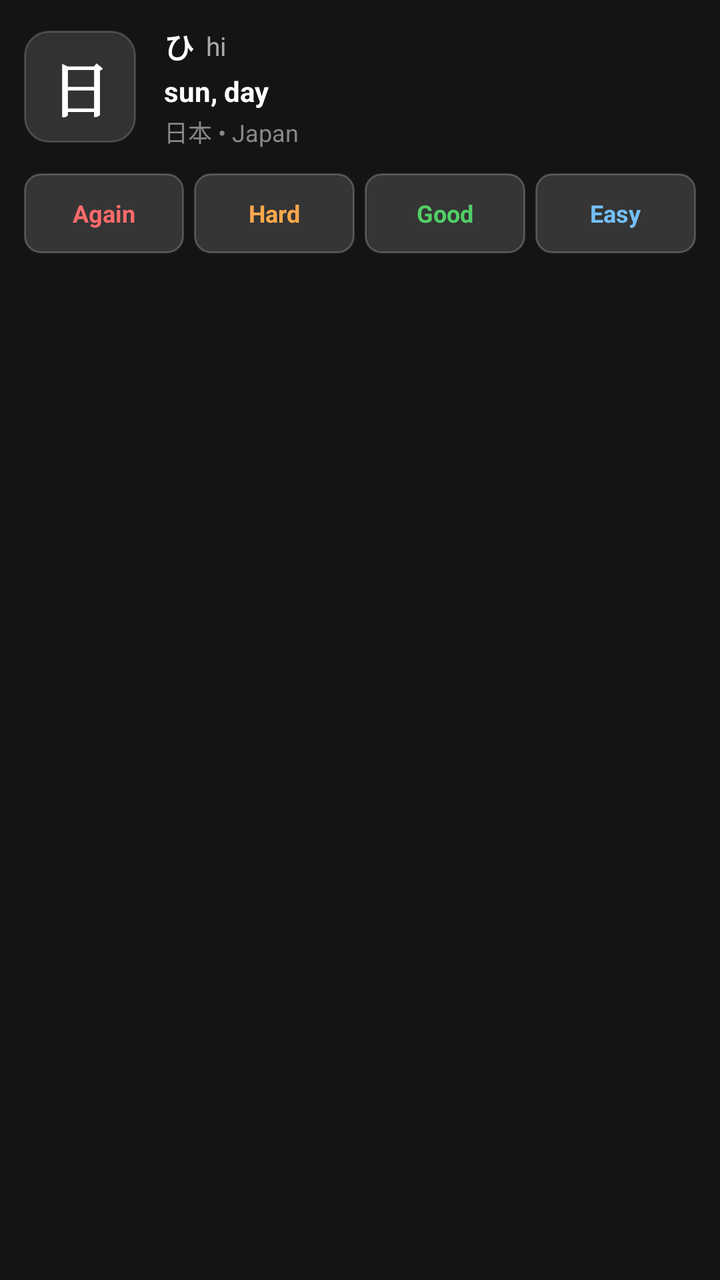
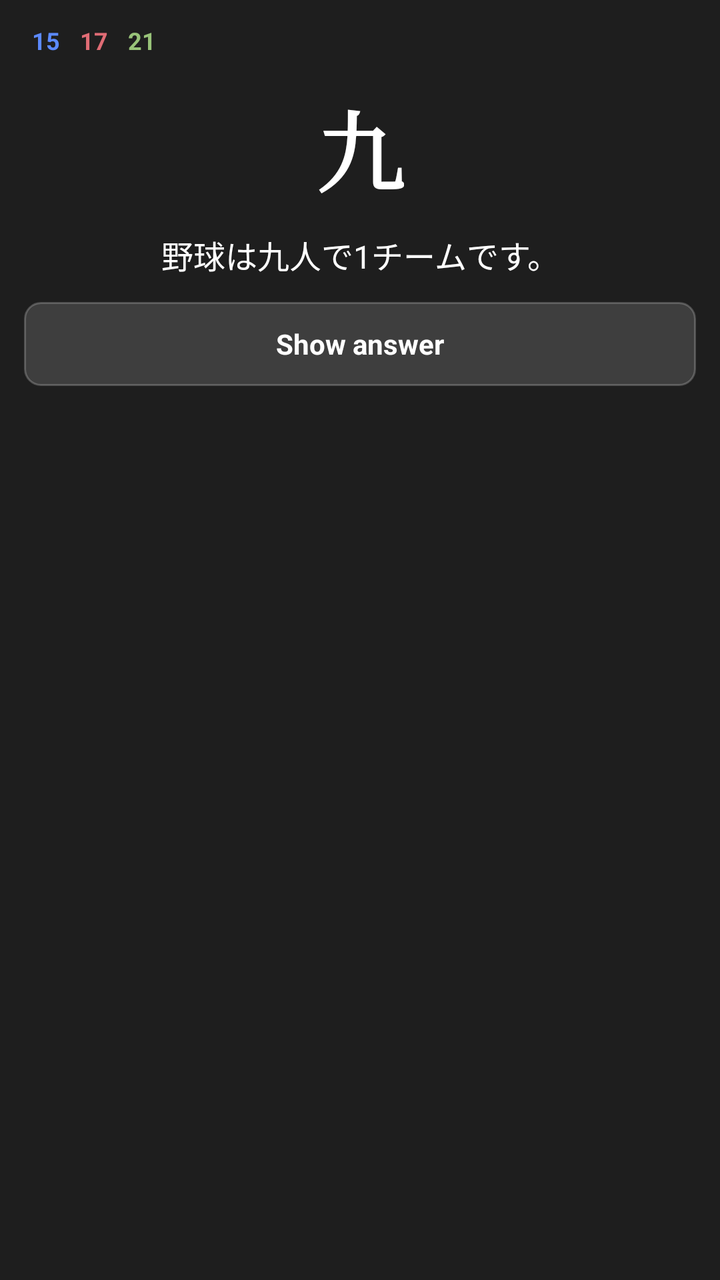

Two renders of the same Android screen: before a commit and after it. Below are the layout's source before the change and the commit's diff.
<!-- AndroidManifest.xml: application theme android:Theme.Material.NoActionBar -->
<!-- res/layout/notification_saku_expanded.xml -->
<?xml version="1.0" encoding="utf-8"?>
<LinearLayout xmlns:android="http://schemas.android.com/apk/res/android"
    android:layout_width="match_parent"
    android:layout_height="wrap_content"
    android:orientation="vertical"
    android:padding="12dp"
    android:background="#141414">

    
    <LinearLayout
        android:layout_width="match_parent"
        android:layout_height="wrap_content"
        android:orientation="horizontal"
        android:gravity="center_vertical">

        
        <TextView
            android:id="@+id/tv_exp_kanji"
            android:layout_width="wrap_content"
            android:minWidth="56dp"
            android:layout_height="56dp"
            android:paddingHorizontal="6dp"
            android:gravity="center"
            android:text="日"
            android:textColor="@android:color/white"
            android:textSize="30sp"
            android:textStyle="bold"
            android:fontFamily="serif"
            android:maxLines="1"
            android:background="@drawable/bg_kanji_box" />

        
        <LinearLayout
            android:layout_width="0dp"
            android:layout_height="wrap_content"
            android:layout_weight="1"
            android:layout_marginStart="14dp"
            android:orientation="vertical">

            <LinearLayout
                android:layout_width="wrap_content"
                android:layout_height="wrap_content"
                android:orientation="horizontal"
                android:gravity="center_vertical">

                <TextView
                    android:id="@+id/tv_exp_kana"
                    android:layout_width="wrap_content"
                    android:layout_height="wrap_content"
                    android:text="ひ"
                    android:textColor="@android:color/white"
                    android:textSize="15sp"
                    android:textStyle="bold" />

                <TextView
                    android:id="@+id/tv_exp_romaji"
                    android:layout_width="wrap_content"
                    android:layout_height="wrap_content"
                    android:layout_marginStart="6dp"
                    android:text="hi"
                    android:textColor="#AAAAAA"
                    android:textSize="13sp" />
            </LinearLayout>

            <TextView
                android:id="@+id/tv_exp_meaning"
                android:layout_width="wrap_content"
                android:layout_height="wrap_content"
                android:layout_marginTop="2dp"
                android:text="sun, day"
                android:textColor="@android:color/white"
                android:textSize="14sp"
                android:textStyle="bold" />

            <TextView
                android:id="@+id/tv_exp_example"
                android:layout_width="wrap_content"
                android:layout_height="wrap_content"
                android:layout_marginTop="2dp"
                android:text="日本 • Japan"
                android:textColor="#888888"
                android:textSize="12sp"
                android:maxLines="2"
                android:ellipsize="end" />
        </LinearLayout>
    </LinearLayout>

    
    <LinearLayout
        android:layout_width="match_parent"
        android:layout_height="40dp"
        android:layout_marginTop="12dp"
        android:orientation="horizontal"
        android:gravity="center">

        <TextView
            android:id="@+id/btn_exp_again"
            android:layout_width="0dp"
            android:layout_height="match_parent"
            android:layout_weight="1"
            android:layout_marginEnd="5dp"
            android:gravity="center"
            android:text="Again"
            android:textSize="12sp"
            android:textStyle="bold"
            android:textColor="#FF6B6B"
            android:background="@drawable/bg_button_ease" />

        <TextView
            android:id="@+id/btn_exp_hard"
            android:layout_width="0dp"
            android:layout_height="match_parent"
            android:layout_weight="1"
            android:layout_marginEnd="5dp"
            android:gravity="center"
            android:text="Hard"
            android:textSize="12sp"
            android:textStyle="bold"
            android:textColor="#FFA94D"
            android:background="@drawable/bg_button_ease" />

        <TextView
            android:id="@+id/btn_exp_good"
            android:layout_width="0dp"
            android:layout_height="match_parent"
            android:layout_weight="1"
            android:layout_marginEnd="5dp"
            android:gravity="center"
            android:text="Good"
            android:textSize="12sp"
            android:textStyle="bold"
            android:textColor="#51CF66"
            android:background="@drawable/bg_button_ease" />

        <TextView
            android:id="@+id/btn_exp_easy"
            android:layout_width="0dp"
            android:layout_height="match_parent"
            android:layout_weight="1"
            android:gravity="center"
            android:text="Easy"
            android:textSize="12sp"
            android:textStyle="bold"
            android:textColor="#74C0FC"
            android:background="@drawable/bg_button_ease" />
    </LinearLayout>

</LinearLayout>
<!-- resources referenced by this layout -->
<resources>
  <!-- drawable bg_button_ease (drawable) -->
  <?xml version="1.0" encoding="utf-8"?>
  <shape xmlns:android="http://schemas.android.com/apk/res/android"
      android:shape="rectangle">
      <corners android:radius="8dp" />
      <solid android:color="#24FFFFFF" />
      <stroke
          android:width="1dp"
          android:color="#36FFFFFF" />
  </shape>
  <!-- drawable bg_kanji_box (drawable) -->
  <?xml version="1.0" encoding="utf-8"?>
  <shape xmlns:android="http://schemas.android.com/apk/res/android"
      android:shape="rectangle">
      <corners android:radius="12dp" />
      <solid android:color="#20FFFFFF" />
      <stroke
          android:width="1dp"
          android:color="#2EFFFFFF" />
  </shape>
</resources>

<!-- the commit's change to res/layout/notification_saku_expanded.xml (unified diff, before → after) -->
@@ -1,148 +1,274 @@
 <?xml version="1.0" encoding="utf-8"?>
-<LinearLayout xmlns:android="http://schemas.android.com/apk/res/android"
+<FrameLayout xmlns:android="http://schemas.android.com/apk/res/android"
     android:layout_width="match_parent"
     android:layout_height="wrap_content"
-    android:orientation="vertical"
-    android:padding="12dp"
-    android:background="#141414">
+    android:background="#1E1E1E"
+    android:padding="12dp">
 
     
     <LinearLayout
+        android:id="@+id/layout_exp_front"
         android:layout_width="match_parent"
         android:layout_height="wrap_content"
-        android:orientation="horizontal"
-        android:gravity="center_vertical">
-
-        
-        <TextView
-            android:id="@+id/tv_exp_kanji"
-            android:layout_width="wrap_content"
-            android:minWidth="56dp"
-            android:layout_height="56dp"
-            android:paddingHorizontal="6dp"
-            android:gravity="center"
-            android:text="日"
-            android:textColor="@android:color/white"
-            android:textSize="30sp"
+        android:orientation="vertical"
+        android:gravity="center_horizontal"
+        android:visibility="visible">
+
+        
+        <LinearLayout
+            android:layout_width="match_parent"
+            android:layout_height="wrap_content"
+            android:orientation="horizontal"
+            android:gravity="center_vertical"
+            android:paddingHorizontal="4dp"
+            android:paddingBottom="6dp">
+
+            <TextView
+                android:id="@+id/tv_exp_front_count_new"
+                android:layout_width="wrap_content"
+                android:layout_height="wrap_content"
+                android:text="15"
+                android:textColor="#5C8AFF"
+                android:textSize="12sp"
+                android:textStyle="bold" />
+
+            <TextView
+                android:id="@+id/tv_exp_front_count_learn"
+                android:layout_width="wrap_content"
+                android:layout_height="wrap_content"
+                android:layout_marginStart="10dp"
+                android:text="17"
+                android:textColor="#E06C75"
+                android:textSize="12sp"
+                android:textStyle="bold" />
+
+            <TextView
+                android:id="@+id/tv_exp_front_count_review"
+                android:layout_width="wrap_content"
+                android:layout_height="wrap_content"
+                android:layout_marginStart="10dp"
+                android:text="21"
+                android:textColor="#98C379"
+                android:textSize="12sp"
+                android:textStyle="bold" />
+        </LinearLayout>
+
+        
+        <TextView
+            android:id="@+id/tv_exp_front_kanji"
+            android:layout_width="wrap_content"
+            android:layout_height="wrap_content"
+            android:gravity="center"
+            android:text="九"
+            android:textColor="@android:color/white"
+            android:textSize="44sp"
             android:textStyle="bold"
             android:fontFamily="serif"
-            android:maxLines="1"
-            android:background="@drawable/bg_kanji_box" />
+            android:layout_marginTop="8dp" />
+
+        
+        <TextView
+            android:id="@+id/tv_exp_front_sentence"
+            android:layout_width="match_parent"
+            android:layout_height="wrap_content"
+            android:gravity="center"
+            android:text="野球は九人で1チームです。"
+            android:textColor="@android:color/white"
+            android:textSize="16sp"
+            android:layout_marginTop="10dp"
+            android:layout_marginBottom="12dp"
+            android:maxLines="3"
+            android:ellipsize="end" />
+
+        
+        <TextView
+            android:id="@+id/btn_exp_front_show_answer"
+            android:layout_width="match_parent"
+            android:layout_height="42dp"
+            android:gravity="center"
+            android:text="Show answer"
+            android:textColor="@android:color/white"
+            android:textSize="14sp"
+            android:textStyle="bold"
+            android:background="@drawable/bg_button_ease" />
+    </LinearLayout>
+
+    
+    <LinearLayout
+        android:id="@+id/layout_exp_back"
+        android:layout_width="match_parent"
+        android:layout_height="wrap_content"
+        android:orientation="vertical"
+        android:gravity="center_horizontal"
+        android:visibility="gone">
 
         
         <LinearLayout
-            android:layout_width="0dp"
-            android:layout_height="wrap_content"
-            android:layout_weight="1"
-            android:layout_marginStart="14dp"
-            android:orientation="vertical">
-
-            <LinearLayout
-                android:layout_width="wrap_content"
-                android:layout_height="wrap_content"
-                android:orientation="horizontal"
-                android:gravity="center_vertical">
-
-                <TextView
-                    android:id="@+id/tv_exp_kana"
-                    android:layout_width="wrap_content"
-                    android:layout_height="wrap_content"
-                    android:text="ひ"
-                    android:textColor="@android:color/white"
-                    android:textSize="15sp"
-                    android:textStyle="bold" />
-
-                <TextView
-                    android:id="@+id/tv_exp_romaji"
-                    android:layout_width="wrap_content"
-                    android:layout_height="wrap_content"
-                    android:layout_marginStart="6dp"
-                    android:text="hi"
-                    android:textColor="#AAAAAA"
-                    android:textSize="13sp" />
-            </LinearLayout>
-
-            <TextView
-                android:id="@+id/tv_exp_meaning"
-                android:layout_width="wrap_content"
-                android:layout_height="wrap_content"
-                android:layout_marginTop="2dp"
-                android:text="sun, day"
-                android:textColor="@android:color/white"
-                android:textSize="14sp"
-                android:textStyle="bold" />
-
-            <TextView
-                android:id="@+id/tv_exp_example"
-                android:layout_width="wrap_content"
-                android:layout_height="wrap_content"
-                android:layout_marginTop="2dp"
-                android:text="日本 • Japan"
-                android:textColor="#888888"
-                android:textSize="12sp"
-                android:maxLines="2"
-                android:ellipsize="end" />
+            android:layout_width="match_parent"
+            android:layout_height="wrap_content"
+            android:orientation="horizontal"
+            android:gravity="center_vertical"
+            android:paddingHorizontal="4dp"
+            android:paddingBottom="4dp">
+
+            <TextView
+                android:id="@+id/tv_exp_back_count_new"
+                android:layout_width="wrap_content"
+                android:layout_height="wrap_content"
+                android:text="15"
+                android:textColor="#5C8AFF"
+                android:textSize="12sp"
+                android:textStyle="bold" />
+
+            <TextView
+                android:id="@+id/tv_exp_back_count_learn"
+                android:layout_width="wrap_content"
+                android:layout_height="wrap_content"
+                android:layout_marginStart="10dp"
+                android:text="17"
+                android:textColor="#E06C75"
+                android:textSize="12sp"
+                android:textStyle="bold" />
+
+            <TextView
+                android:id="@+id/tv_exp_back_count_review"
+                android:layout_width="wrap_content"
+                android:layout_height="wrap_content"
+                android:layout_marginStart="10dp"
+                android:text="21"
+                android:textColor="#98C379"
+                android:textSize="12sp"
+                android:textStyle="bold" />
+        </LinearLayout>
+
+        
+        <TextView
+            android:id="@+id/tv_exp_back_furigana"
+            android:layout_width="wrap_content"
+            android:layout_height="wrap_content"
+            android:gravity="center"
+            android:text="きゅう"
+            android:textColor="#DDDDDD"
+            android:textSize="14sp"
+            android:layout_marginTop="2dp" />
+
+        
+        <TextView
+            android:id="@+id/tv_exp_back_kanji"
+            android:layout_width="wrap_content"
+            android:layout_height="wrap_content"
+            android:gravity="center"
+            android:text="九"
+            android:textColor="@android:color/white"
+            android:textSize="40sp"
+            android:textStyle="bold"
+            android:fontFamily="serif" />
+
+        
+        <TextView
+            android:id="@+id/tv_exp_back_meaning"
+            android:layout_width="wrap_content"
+            android:layout_height="wrap_content"
+            android:gravity="center"
+            android:text="nine"
+            android:textColor="@android:color/white"
+            android:textSize="18sp"
+            android:textStyle="bold"
+            android:layout_marginTop="2dp" />
+
+        
+        <ImageView
+            android:id="@+id/iv_exp_back_sentence_canvas"
+            android:layout_width="wrap_content"
+            android:layout_height="wrap_content"
+            android:layout_gravity="center_horizontal"
+            android:layout_marginTop="6dp"
+            android:adjustViewBounds="true"
+            android:visibility="gone" />
+
+        
+        <TextView
+            android:id="@+id/tv_exp_back_example_furigana"
+            android:layout_width="match_parent"
+            android:layout_height="wrap_content"
+            android:gravity="center"
+            android:text="や きゅう   きゅうにん   ひと"
+            android:textColor="#6CA0DC"
+            android:textSize="11sp"
+            android:layout_marginTop="8dp"
+            android:maxLines="1" />
+
+        
+        <TextView
+            android:id="@+id/tv_exp_back_example_sentence"
+            android:layout_width="match_parent"
+            android:layout_height="wrap_content"
+            android:gravity="center"
+            android:text="野球は九人で1チームです。"
+            android:textColor="@android:color/white"
+            android:textSize="16sp"
+            android:maxLines="2"
+            android:ellipsize="end" />
+
+        
+        <TextView
+            android:id="@+id/tv_exp_back_example_trans"
+            android:layout_width="match_parent"
+            android:layout_height="wrap_content"
+            android:gravity="center"
+            android:text="In baseball there are nine people on one team."
+            android:textColor="#CCCCCC"
+            android:textSize="13sp"
+            android:layout_marginTop="3dp"
+            android:maxLines="2"
+            android:ellipsize="end" />
+
+        
+        <LinearLayout
+            android:layout_width="match_parent"
+            android:layout_height="42dp"
+            android:layout_marginTop="12dp"
+            android:orientation="horizontal"
+            android:gravity="center">
+
+            <TextView
+                android:id="@+id/btn_exp_back_again"
+                android:layout_width="0dp"
+                android:layout_height="match_parent"
+                android:layout_weight="1"
+                android:layout_marginEnd="6dp"
+                android:gravity="center"
+                android:text="Again"
+                android:textColor="#FF6B6B"
+                android:textSize="13sp"
+                android:textStyle="bold"
+                android:background="@drawable/bg_button_ease" />
+
+            <TextView
+                android:id="@+id/btn_exp_back_hard"
+                android:layout_width="0dp"
+                android:layout_height="match_parent"
+                android:layout_weight="1"
+                android:layout_marginEnd="6dp"
+                android:gravity="center"
+                android:text="Hard"
+                android:textColor="#FFA94D"
+                android:textSize="13sp"
+                android:textStyle="bold"
+                android:background="@drawable/bg_button_ease" />
+
+            <TextView
+                android:id="@+id/btn_exp_back_open_anki"
+                android:layout_width="0dp"
+                android:layout_height="match_parent"
+                android:layout_weight="1.3"
+                android:gravity="center"
+                android:text="Open Anki"
+                android:textColor="#74C0FC"
+                android:textSize="13sp"
+                android:textStyle="bold"
+                android:background="@drawable/bg_button_ease" />
         </LinearLayout>
     </LinearLayout>
 
-    
-    <LinearLayout
-        android:layout_width="match_parent"
-        android:layout_height="40dp"
-        android:layout_marginTop="12dp"
-        android:orientation="horizontal"
-        android:gravity="center">
-
-        <TextView
-            android:id="@+id/btn_exp_again"
-            android:layout_width="0dp"
-            android:layout_height="match_parent"
-            android:layout_weight="1"
-            android:layout_marginEnd="5dp"
-            android:gravity="center"
-            android:text="Again"
-            android:textSize="12sp"
-            android:textStyle="bold"
-            android:textColor="#FF6B6B"
-            android:background="@drawable/bg_button_ease" />
-
-        <TextView
-            android:id="@+id/btn_exp_hard"
-            android:layout_width="0dp"
-            android:layout_height="match_parent"
-            android:layout_weight="1"
-            android:layout_marginEnd="5dp"
-            android:gravity="center"
-            android:text="Hard"
-            android:textSize="12sp"
-            android:textStyle="bold"
-            android:textColor="#FFA94D"
-            android:background="@drawable/bg_button_ease" />
-
-        <TextView
-            android:id="@+id/btn_exp_good"
-            android:layout_width="0dp"
-            android:layout_height="match_parent"
-            android:layout_weight="1"
-            android:layout_marginEnd="5dp"
-            android:gravity="center"
-            android:text="Good"
-            android:textSize="12sp"
-            android:textStyle="bold"
-            android:textColor="#51CF66"
-            android:background="@drawable/bg_button_ease" />
-
-        <TextView
-            android:id="@+id/btn_exp_easy"
-            android:layout_width="0dp"
-            android:layout_height="match_parent"
-            android:layout_weight="1"
-            android:gravity="center"
-            android:text="Easy"
-            android:textSize="12sp"
-            android:textStyle="bold"
-            android:textColor="#74C0FC"
-            android:background="@drawable/bg_button_ease" />
-    </LinearLayout>
-
-</LinearLayout>
+</FrameLayout>
<!-- resource entries referenced after the edit -->
@@ -10,15 +10,5 @@
           android:width="1dp"
           android:color="#36FFFFFF" />
   </shape>
-  <!-- drawable bg_kanji_box (drawable) -->
-  <?xml version="1.0" encoding="utf-8"?>
-  <shape xmlns:android="http://schemas.android.com/apk/res/android"
-      android:shape="rectangle">
-      <corners android:radius="12dp" />
-      <solid android:color="#20FFFFFF" />
-      <stroke
-          android:width="1dp"
-          android:color="#2EFFFFFF" />
-  </shape>
 </resources>
 
